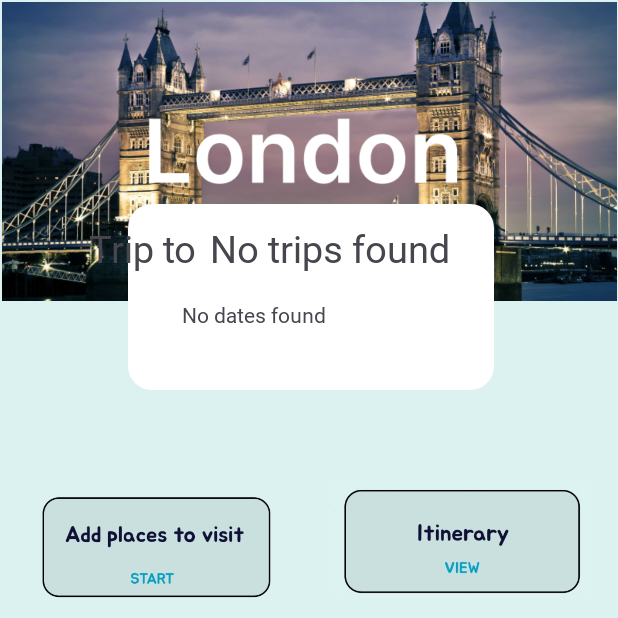
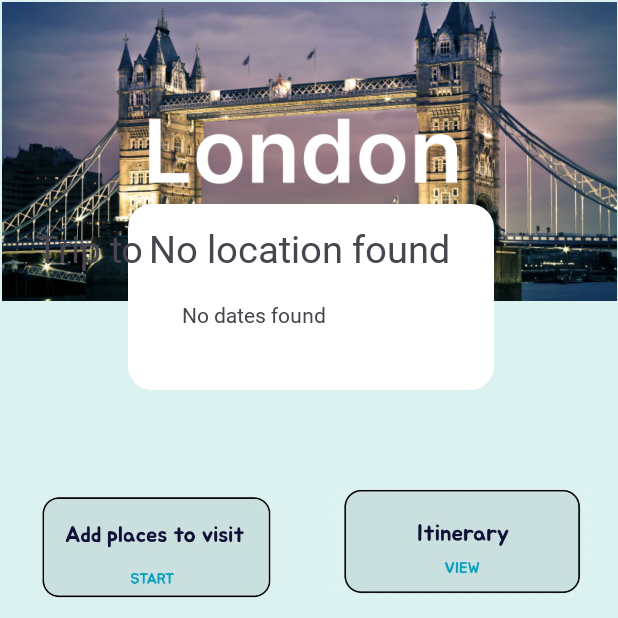
Before and after one commit to sanjanas01/Holidaze, an Android app: the TripOverviewActivity screen opened directly, with no data from a screen before it, on a phone screen of 412 x 824 dp, the top half of it. Run offline under Robolectric (Android 15) with nearby library versions, the phone set to English and light mode, and no system bars; our stand-ins replace Firebase (no records; nobody signed in at launch, a user with empty details on screens opened directly).

Commit message:
JourneyActivity to TripsActivity to TripOverviewActivity dynamic connection version1 working

```diff
--- a/app/src/main/java/com/example/travel/JourneyActivity.kt
+++ b/app/src/main/java/com/example/travel/JourneyActivity.kt
@@ -57,7 +57,7 @@ class JourneyActivity : AppCompatActivity()
             } else {
                 saveJourneyDetails(location, startDate, endDate)
                 Toast.makeText(this, "Added Successfully", Toast.LENGTH_SHORT).show()
-                navigateToOverviewPage()
+                navigateToTripPage()
             }
         }
 
@@ -107,8 +107,8 @@ class JourneyActivity : AppCompatActivity()
             }
     }
 
-    private fun navigateToOverviewPage() {
-        val intent = Intent(this, TripOverviewActivity::class.java)
+    private fun navigateToTripPage() {
+        val intent = Intent(this, TripsActivity::class.java)
         startActivity(intent)
     }
 }
--- a/app/src/main/java/com/example/travel/TripOverviewActivity.kt
+++ b/app/src/main/java/com/example/travel/TripOverviewActivity.kt
@@ -5,6 +5,7 @@ import android.widget.ImageView
 import android.widget.TextView
 import android.widget.Toast
 import androidx.appcompat.app.AppCompatActivity
+import com.exampe.travel.Journey
 import com.google.android.material.bottomnavigation.BottomNavigationView
 import com.google.firebase.auth.FirebaseAuth
 import com.google.firebase.firestore.FirebaseFirestore
@@ -17,7 +18,21 @@ class TripOverviewActivity : AppCompatActivity() {
         setContentView(R.layout.activity_trip_overview)
         tvFetchPlace = findViewById(R.id.tvFetchPlace)
         tvDate = findViewById(R.id.tvDate)
-        fetchTripDetails()
+
+
+        // Retrieve trip details from Intent
+        val location = intent.getStringExtra("location")
+        val startDate = intent.getStringExtra("startDate")
+        val endDate = intent.getStringExtra("endDate")
+
+        if (location != null && startDate != null && endDate != null) {
+            tvFetchPlace.text = location
+            tvDate.text = "$startDate - $endDate"
+        } else {
+            tvFetchPlace.text = "No location found"
+            tvDate.text = "No dates found"
+        }
+
 
 //        findViewById<ImageView>(R.id.imageView15).setOnClickListener {
 //            startActivity(Intent(this, AddItineraryActivity::class.java))
@@ -44,44 +59,39 @@ class TripOverviewActivity : AppCompatActivity() {
         BottomNavigation.setupBottomNavigation(this, bottomNavigationView)
     }
 
-    private fun fetchTripDetails() {
-        val auth = FirebaseAuth.getInstance()
-        val currentUser = auth.currentUser
-        val db = FirebaseFirestore.getInstance()
-
-        if (currentUser != null) {
-            db.collection("journeys").document(currentUser.uid).collection("trips")
-                .get()
-                .addOnSuccessListener { querySnapshot ->
-                    if (!querySnapshot.isEmpty)
-                    {
-                        for (document in querySnapshot.documents)
-                        {
-                            val location = document.getString("location")
-                            val startDate = document.getString("startDate")
-                            val endDate = document.getString("endDate")
-                            tvFetchPlace.text = location
-                            tvDate.text = "$startDate - $endDate"
-                        }
-
-                    }
-                    else
-                    {
-                        tvFetchPlace.text = "No trips found"
-                        tvDate.text = "No dates found"
-                    }
-                }
-                .addOnFailureListener { e ->
-                    // Handle any errors that might occur
-                    Toast.makeText(
-                        this,
-                        "Error fetching journey details: ${e.message}",
-                        Toast.LENGTH_SHORT
-                    ).show()
-                    tvFetchPlace.text = "Error fetching trips"
-                    tvDate.text = "Error fetching dates"
-                }
-        }
-
-    }
+//    private fun fetchTripDetails(userId: String, location: String, startDate: String, endDate: String) {
+//        val db = FirebaseFirestore.getInstance()
+//
+//        db.collection("journeys").document(userId).collection("trips")
+//            .whereEqualTo("location", location)
+//            .whereEqualTo("startDate", startDate)
+//            .whereEqualTo("endDate", endDate)
+//            .get()
+//            .addOnSuccessListener { querySnapshot ->
+//                if (!querySnapshot.isEmpty) {
+//                    for (document in querySnapshot.documents) {
+//                        val location = document.getString("location")
+//                        val startDate = document.getString("startDate")
+//                        val endDate = document.getString("endDate")
+//                        tvFetchPlace.text = location
+//                        tvDate.text = "$startDate - $endDate"
+//                    }
+//                } else {
+//                    tvFetchPlace.text = "No trips found"
+//                    tvDate.text = "No dates found"
+//                }
+//            }
+//            .addOnFailureListener { e ->
+//                // Handle any errors that might occur
+//                Toast.makeText(
+//                    this,
+//                    "Error fetching journey details: ${e.message}",
+//                    Toast.LENGTH_SHORT
+//                ).show()
+//                tvFetchPlace.text = "Error fetching trips"
+//                tvDate.text = "Error fetching dates"
+//            }
+//
+//
+//    }
 }
```
Also changed, not shown: app/src/main/java/com/example/travel/TripData.kt (+5 -4 lines), app/src/main/java/com/example/travel/TripsActivity.kt (+14 -1 lines).
